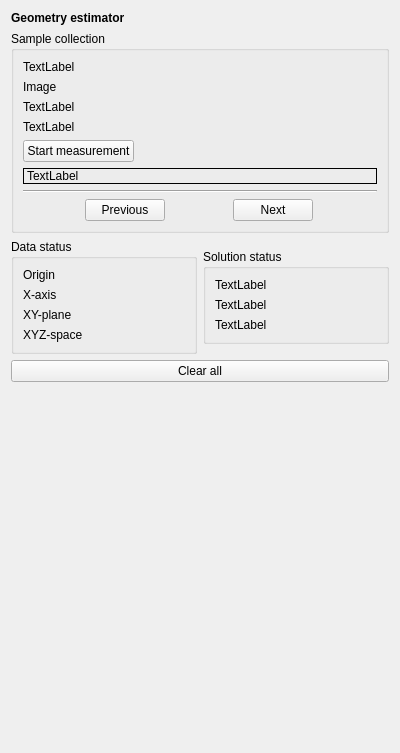
bitcraze/crazyflie-clients-python, file src/cfclient/ui/widgets/geo_estimator.ui: the form before one commit.
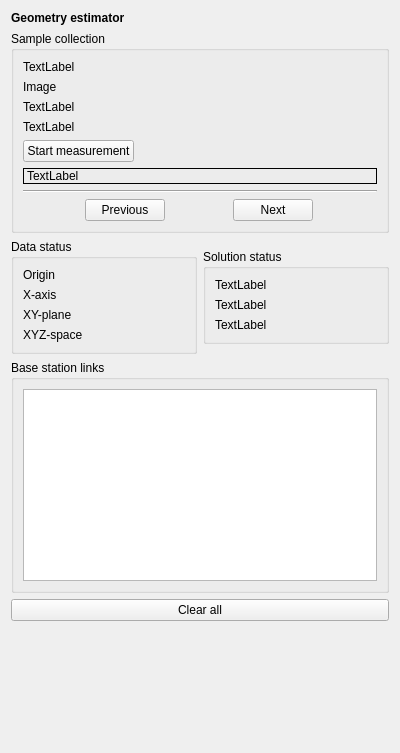
The form after the commit.

Commit message: Added basic link stats

The edit to the form file:
```diff
--- a/src/cfclient/ui/widgets/geo_estimator.ui
+++ b/src/cfclient/ui/widgets/geo_estimator.ui
@@ -212,6 +212,18 @@
      </item>
     </layout>
    </item>
+   <item>
+    <widget class="QGroupBox" name="groupBox_4">
+     <property name="title">
+      <string>Base station links</string>
+     </property>
+     <layout class="QVBoxLayout" name="verticalLayout_5">
+      <item>
+       <widget class="QPlainTextEdit" name="_bs_link_text"/>
+      </item>
+     </layout>
+    </widget>
+   </item>
    <item>
     <widget class="QPushButton" name="_clear_all_button">
      <property name="text">
```
The commit also changes 1 other file.
